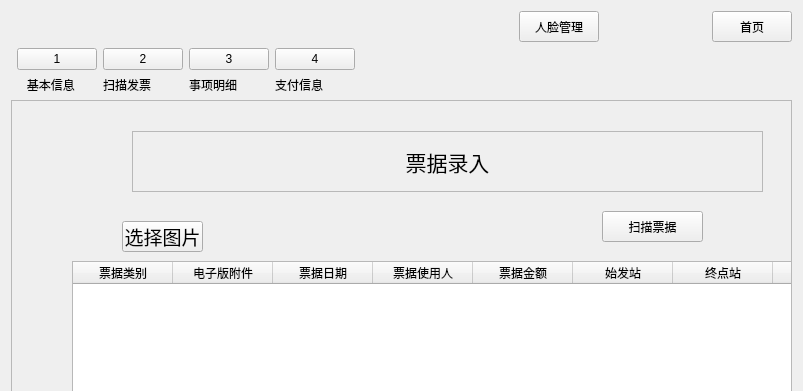
Before: the Qt Designer form mainwindow.ui in betamake/intelligence, drawn with Qt 5; both pictures show x 0 to 803 and y 0 to 391 of the 803 by 633 pixel window.
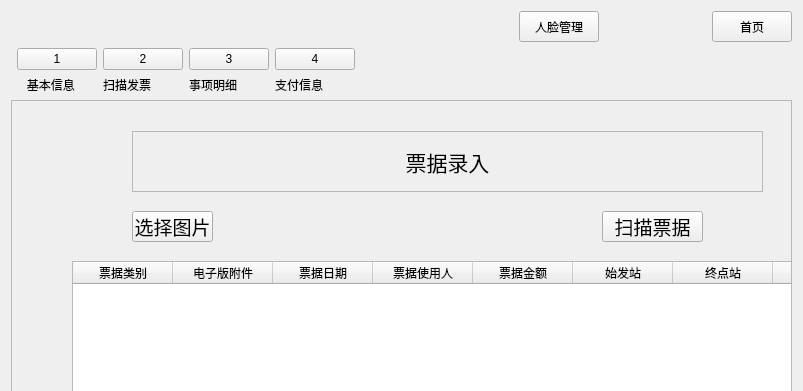
After: the same form once the commit is applied. The open tabs and pages were chosen to show the change.

The edit to the form file:
```diff
--- a/mainwindow.ui
+++ b/mainwindow.ui
@@ -1946,8 +1946,8 @@
       <widget class="QPushButton" name="fileChooseBtn">
        <property name="geometry">
         <rect>
-         <x>110</x>
-         <y>120</y>
+         <x>120</x>
+         <y>110</y>
          <width>81</width>
          <height>31</height>
         </rect>
@@ -2021,6 +2021,11 @@
          <height>31</height>
         </rect>
        </property>
+       <property name="font">
+        <font>
+         <pointsize>14</pointsize>
+        </font>
+       </property>
        <property name="text">
         <string>扫描票据</string>
        </property>
```
Left out of the diff: 2 changed lines with no effect on the pictures.
